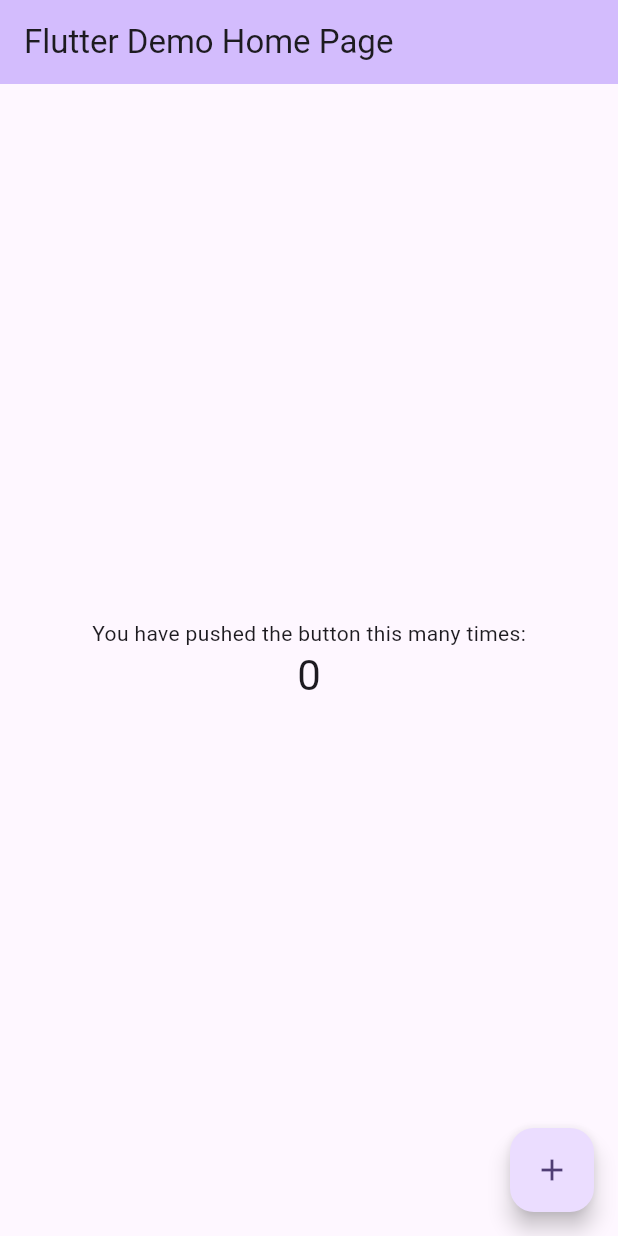
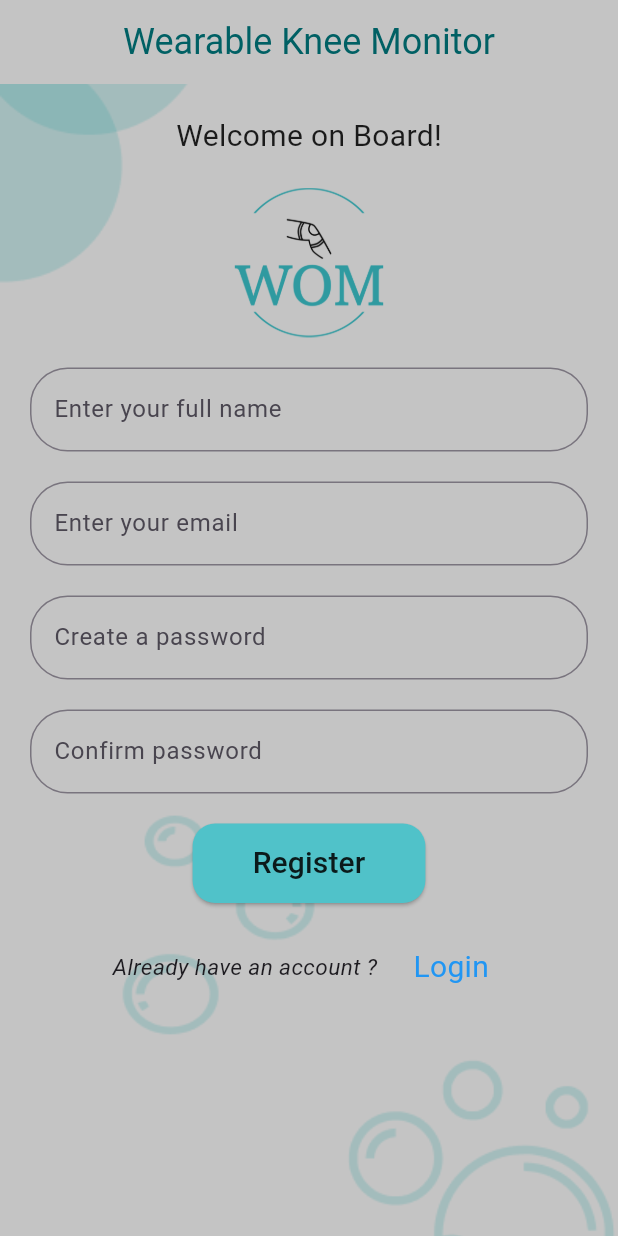
Before and after one commit to Aggrey-marvin/wom_app, a Flutter app: the screen it shows after launch, on a phone screen of 412 x 824 dp. Run offline on Flutter 3.47's test engine with Material 3 defaults, Android fonts, the phone set to English and light mode, and no system bars.

Commit message:
Login and Register Pages
I developed UIs for the login and register page according to the mockups in figma.

```diff
--- a/wom_app/lib/main.dart
+++ b/wom_app/lib/main.dart
@@ -1,125 +1,12 @@
 import 'package:flutter/material.dart';
+import 'package:wom_app/pages/login.dart';
+import 'package:wom_app/pages/register.dart';
 
-void main() {
-  runApp(const MyApp());
-}
+void main() => runApp(MaterialApp(
+  initialRoute: '/register',
+  routes: {
+    '/login': (context) => const Login(),
+    '/register': (context) => const Register(),
 
-class MyApp extends StatelessWidget {
-  const MyApp({super.key});
-
-  // This widget is the root of your application.
-  @override
-  Widget build(BuildContext context) {
-    return MaterialApp(
-      title: 'Flutter Demo',
-      theme: ThemeData(
-        // This is the theme of your application.
-        //
-        // TRY THIS: Try running your application with "flutter run". You'll see
-        // the application has a purple toolbar. Then, without quitting the app,
-        // try changing the seedColor in the colorScheme below to Colors.green
-        // and then invoke "hot reload" (save your changes or press the "hot
-        // reload" button in a Flutter-supported IDE, or press "r" if you used
-        // the command line to start the app).
-        //
-        // Notice that the counter didn't reset back to zero; the application
-        // state is not lost during the reload. To reset the state, use hot
-        // restart instead.
-        //
-        // This works for code too, not just values: Most code changes can be
-        // tested with just a hot reload.
-        colorScheme: ColorScheme.fromSeed(seedColor: Colors.deepPurple),
-        useMaterial3: true,
-      ),
-      home: const MyHomePage(title: 'Flutter Demo Home Page'),
-    );
-  }
-}
-
-class MyHomePage extends StatefulWidget {
-  const MyHomePage({super.key, required this.title});
-
-  // This widget is the home page of your application. It is stateful, meaning
-  // that it has a State object (defined below) that contains fields that affect
-  // how it looks.
-
-  // This class is the configuration for the state. It holds the values (in this
-  // case the title) provided by the parent (in this case the App widget) and
-  // used by the build method of the State. Fields in a Widget subclass are
-  // always marked "final".
-
-  final String title;
-
-  @override
-  State<MyHomePage> createState() => _MyHomePageState();
-}
-
-class _MyHomePageState extends State<MyHomePage> {
-  int _counter = 0;
-
-  void _incrementCounter() {
-    setState(() {
-      // This call to setState tells the Flutter framework that something has
-      // changed in this State, which causes it to rerun the build method below
-      // so that the display can reflect the updated values. If we changed
-      // _counter without calling setState(), then the build method would not be
-      // called again, and so nothing would appear to happen.
-      _counter++;
-    });
-  }
-
-  @override
-  Widget build(BuildContext context) {
-    // This method is rerun every time setState is called, for instance as done
-    // by the _incrementCounter method above.
-    //
-    // The Flutter framework has been optimized to make rerunning build methods
-    // fast, so that you can just rebuild anything that needs updating rather
-    // than having to individually change instances of widgets.
-    return Scaffold(
-      appBar: AppBar(
-        // TRY THIS: Try changing the color here to a specific color (to
-        // Colors.amber, perhaps?) and trigger a hot reload to see the AppBar
-        // change color while the other colors stay the same.
-        backgroundColor: Theme.of(context).colorScheme.inversePrimary,
-        // Here we take the value from the MyHomePage object that was created by
-        // the App.build method, and use it to set our appbar title.
-        title: Text(widget.title),
-      ),
-      body: Center(
-        // Center is a layout widget. It takes a single child and positions it
-        // in the middle of the parent.
-        child: Column(
-          // Column is also a layout widget. It takes a list of children and
-          // arranges them vertically. By default, it sizes itself to fit its
-          // children horizontally, and tries to be as tall as its parent.
-          //
-          // Column has various properties to control how it sizes itself and
-          // how it positions its children. Here we use mainAxisAlignment to
-          // center the children vertically; the main axis here is the vertical
-          // axis because Columns are vertical (the cross axis would be
-          // horizontal).
-          //
-          // TRY THIS: Invoke "debug painting" (choose the "Toggle Debug Paint"
-          // action in the IDE, or press "p" in the console), to see the
-          // wireframe for each widget.
-          mainAxisAlignment: MainAxisAlignment.center,
-          children: <Widget>[
-            const Text(
-              'You have pushed the button this many times:',
-            ),
-            Text(
-              '$_counter',
-              style: Theme.of(context).textTheme.headlineMedium,
-            ),
-          ],
-        ),
-      ),
-      floatingActionButton: FloatingActionButton(
-        onPressed: _incrementCounter,
-        tooltip: 'Increment',
-        child: const Icon(Icons.add),
-      ), // This trailing comma makes auto-formatting nicer for build methods.
-    );
-  }
-}
+  },
+));
--- /dev/null
+++ b/wom_app/lib/pages/register.dart
@@ -0,0 +1,151 @@
+
+
+import 'package:flutter/material.dart';
+import 'package:url_launcher/url_launcher.dart';
+
+class Register extends StatefulWidget {
+  const Register({super.key});
+
+  @override
+  State<Register> createState() => _RegisterState();
+}
+
+class _RegisterState extends State<Register> {
+
+  @override
+  Widget build(BuildContext context) {
+    return Scaffold(
+      appBar: AppBar(
+        title: const Text("Wearable Knee Monitor"),
+        centerTitle: true,
+        elevation: 0.0,
+        backgroundColor: const Color.fromRGBO(196, 196, 196, 1),
+        titleTextStyle: TextStyle(
+          color: Colors.cyan[900],
+          fontSize: 24,
+        ),
+      ),
+      body: Container(
+        height: double.infinity,
+        decoration:const BoxDecoration(
+          image: DecorationImage(
+            image: AssetImage("assets/images/backgroundShape.png"),
+            fit: BoxFit.cover,
+          ),
+          color: Color.fromRGBO(196, 196, 196, 1),
+        ) ,
+        child: Padding(
+          padding: const EdgeInsets.all(20.0),
+          child: SingleChildScrollView(
+            child: Column(
+              crossAxisAlignment: CrossAxisAlignment.center,
+              children: <Widget> [
+                const Text(
+                    style: TextStyle(
+                      fontSize: 20.0,
+                      fontWeight: FontWeight.w400,
+                      color: Colors.black87,
+                    ),
+                    'Welcome on Board!'
+                ),
+                const SizedBox(height: 20.0,),
+                const Image(
+                  image: AssetImage('assets/images/logo.png', ),
+                  width: 500,
+                  height: 100,
+                ),
+                const SizedBox(height: 20.0,),
+                TextField(
+                  decoration: InputDecoration(
+                    border: OutlineInputBorder(
+                      borderRadius: BorderRadius.circular(25.0),
+                    ),
+                    hintText: 'Enter your full name',
+                  ),
+                ),
+                const SizedBox(height: 20.0,),
+                TextField(
+                  decoration: InputDecoration(
+                    border: OutlineInputBorder(
+                      borderRadius: BorderRadius.circular(25.0),
+                    ),
+                    hintText: 'Enter your email',
+                  ),
+                ),
+                const SizedBox(height: 20.0,),
+                TextField(
+                  decoration: InputDecoration(
+                    border: OutlineInputBorder(
+                      borderRadius: BorderRadius.circular(25.0),
+                    ),
+                    hintText: 'Create a password',
+                  ),
+                ),
+                const SizedBox(height: 20.0,),
+                TextField(
+                  decoration: InputDecoration(
+                    border: OutlineInputBorder(
+                      borderRadius: BorderRadius.circular(25.0),
+                    ),
+                    hintText: 'Confirm password',
+                  ),
+                ),
+                const SizedBox(height: 20.0,),
+                ElevatedButton(
+                  onPressed: () {},
+                  style: ElevatedButton.styleFrom(
+                    backgroundColor: const Color.fromRGBO(80, 194, 201, 1),
+                    padding: const EdgeInsets.fromLTRB(40.0, 12.0, 40.0, 12.0),
+                    shape: RoundedRectangleBorder(
+                      borderRadius: BorderRadius.circular(15.0),
+                    ),
+
+                  ) ,
+                  child: const Text(
+                      style: TextStyle(
+                        fontSize: 20.0,
+                        fontWeight: FontWeight.w500,
+                        color: Colors.black87,
+                      ),
+                      'Register'
+                  ),
+                ),
+                const SizedBox(height: 20.0,),
+                Padding(
+                  padding: const EdgeInsets.fromLTRB(55, 8, 0, 0),
+                  child: Row(
+                      crossAxisAlignment: CrossAxisAlignment.center,
+                      children: <Widget>[
+                        const Text(
+                            style: TextStyle(
+                              fontSize: 15.0,
+                              fontStyle: FontStyle.italic,
+                            ),
+                            'Already have an account ? '
+                        ),
+                        const SizedBox(width: 20.0,),
+                        InkWell(
+                          onTap: ( ){
+                            Navigator.pushNamed(context, '/login');
+                          },
+                          child: const Text(
+                            'Login',
+                            style: TextStyle(
+                              color: Colors.blue,
+                              fontSize: 20.0,
+                            ),
+                          ),
+                        ),
+                      ]
+
+                  ),
+                ),
+              ],
+            ),
+          ),
+        ),
+      ),
+
+    );
+  }
+}
```
Also changed, not shown: wom_app/lib/pages/login.dart (added, +128 -0 lines), wom_app/pubspec.yaml (+4 -3 lines), wom_app/assets/images/backgroundShape.png (added), wom_app/assets/images/logo.png (added), wom_app/lib/pages/exercise_categories.dart (added).
